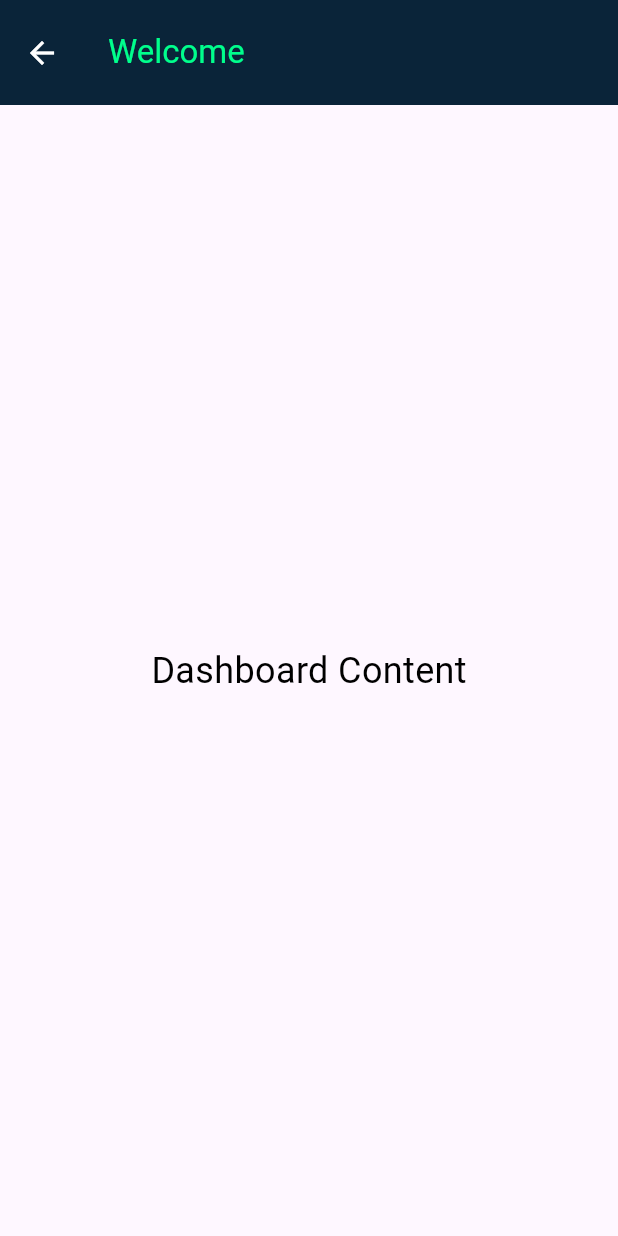
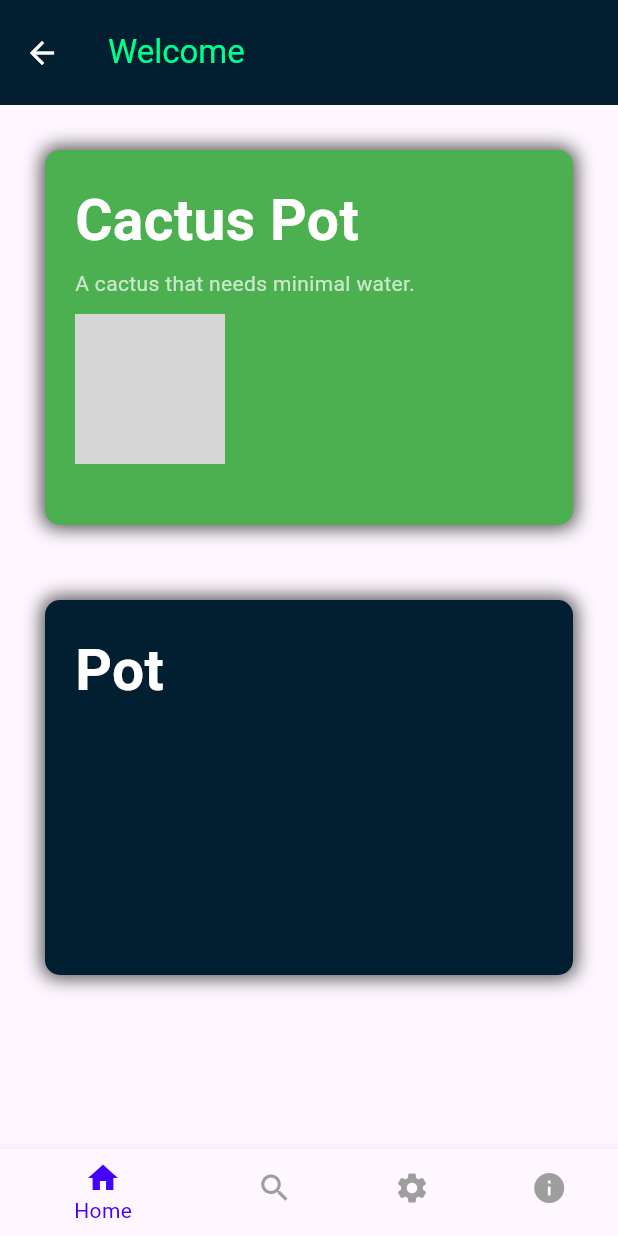
Before and after one commit to mr-amanu3l/SmartGreenHouse, a Flutter app: the screen it shows after launch, after a tap on "Get Started", on a phone screen of 412 x 824 dp. Run offline on Flutter 3.47's test engine with Material 3 defaults, Android fonts, the phone set to English and light mode, and no system bars; grey boxes are pictures that could not be loaded.

Commit message:
temp widget

```diff
--- a/greenhouse/lib/pages/Intro.dart
+++ b/greenhouse/lib/pages/Intro.dart
@@ -29,7 +29,7 @@ class Intro extends StatelessWidget {
               "SMART \nGREENHOUSE", // Your text
               style: TextStyle(
                 fontSize: 50, // Adjust the font size
-                color: Color(0xFF00FF8C), // Light text color
+                color: Color(0xFF1EFF00), // Light text color
                 fontWeight: FontWeight.bold,
 
               ),
@@ -67,7 +67,7 @@ class Intro extends StatelessWidget {
               child: const Text('Get Started'
                   , style: TextStyle(fontSize: 30, fontWeight: FontWeight.bold)),
               style: ElevatedButton.styleFrom(
-                backgroundColor: const Color(0xFF00FF8C), // Button background color
+                backgroundColor: const Color(0xFF1EFF00), // Button background color
                 foregroundColor: const Color.fromARGB(255, 10, 10, 10), // Button text color
                 padding: const EdgeInsets.symmetric(horizontal: 40, vertical: 15), // Padding
                 shape: RoundedRectangleBorder(
--- a/greenhouse/lib/pages/dashbord.dart
+++ b/greenhouse/lib/pages/dashbord.dart
@@ -1,7 +1,71 @@
 import 'package:flutter/material.dart';
+import 'package:greenhouse/widgets/pot.dart';
+import 'package:greenhouse/pages/potdetails.dart'; // Import the new page for navigation
 
-class Dashboard extends StatelessWidget {
+class Dashboard extends StatefulWidget {
   const Dashboard({super.key});
+
+  @override
+  _DashboardState createState() => _DashboardState();
+}
+
+class _DashboardState extends State<Dashboard> {
+  int _selectedIndex = 0;
+
+  // Function to handle tab changes
+  void _onItemTapped(int index) {
+    setState(() {
+      _selectedIndex = index;
+    });
+  }
+
+  // Body content for each tab (you can customize this)
+  Widget _getBodyContent() {
+    switch (_selectedIndex) {
+      case 0:
+        return Padding(
+          padding: const EdgeInsets.all(20.0), // Proper padding for the entire content
+          child: SingleChildScrollView(
+            child: Column(
+              children: [
+                GestureDetector(
+                  onTap: () {
+                    // Navigate to another page when tapped
+                    Navigator.push(
+                      context,
+                      MaterialPageRoute(
+                        builder: (context) => const PotDetails(), // Navigate to the new page
+                      ),
+                    );
+                  },
+                  child: const Pot(
+                    label: 'Cactus Pot',
+                    description: 'A cactus that needs minimal water.',
+                    imageAssetPath: './assets/green.jpg', // Image from assets
+                    color: Colors.green,
+                  ),
+                ),
+                const SizedBox(height: 30), // Adding space between Pot widgets
+                const Pot(), // Second Pot widget
+              ],
+            ),
+          ),
+        );
+      case 1:
+        return const Center(
+          child: Text(
+            'Manuals',
+            style: TextStyle(color: Color(0xFF00FF8C), fontSize: 24),
+          ),
+        ); // Corrected the column for manuals content
+      case 2:
+        return const Center(child: Text('Settings Tab Content'));
+      case 3:
+        return const Center(child: Text('About Us Tab Content'));
+      default:
+        return const Center(child: Text('Dashboard Content'));
+    }
+  }
 
   @override
   Widget build(BuildContext context) {
@@ -12,26 +76,42 @@ class Dashboard extends StatelessWidget {
           style: TextStyle(color: Color(0xFF00FF8C)),
         ),
         backgroundColor: const Color(0xFF011F31),
-        elevation: 4, // Use a lower value for a subtle shadow
-        automaticallyImplyLeading: true, // Disable back button
+        elevation: 0, // Setting elevation to 0 for a flatter look
+        automaticallyImplyLeading: true,
         toolbarHeight: 70,
         iconTheme: const IconThemeData(
-          color: Color.fromARGB(255, 255, 255, 255), // Set the icon color (white in this case)
+          color: Colors.white, // Set the icon color (white in this case)
         ),
       ),
-      body: const Center(
-        child: Padding(
-          padding: EdgeInsets.all(20.0),
-          child: Column(
-            mainAxisAlignment: MainAxisAlignment.center,
-            children: [
-              Text(
-                'Dashboard Content',
-                style: TextStyle(fontSize: 24, color: Colors.black),
-              ),
-            ],
+      body: _getBodyContent(), // Display the content based on the selected tab
+      bottomNavigationBar: BottomNavigationBar(
+        currentIndex: _selectedIndex,
+        onTap: _onItemTapped,
+        backgroundColor: const Color.fromARGB(255, 0, 117, 212), // Background color of the nav bar
+        selectedItemColor: const Color.fromARGB(255, 68, 0, 255), // Color of the selected tab
+        unselectedItemColor: Colors.grey, // Color of the unselected tabs
+        items: const <BottomNavigationBarItem>[
+          BottomNavigationBarItem(
+            icon: Icon(Icons.home),
+            label: 'Home',
+            tooltip: 'Home Tab', // Adding tooltip for accessibility
           ),
-        ),
+          BottomNavigationBarItem(
+            icon: Icon(Icons.search),
+            label: 'Manuals',
+            tooltip: 'Manual Tab', // Adding tooltip for accessibility
+          ),
+          BottomNavigationBarItem(
+            icon: Icon(Icons.settings),
+            label: 'Settings',
+            tooltip: 'Settings Tab', // Adding tooltip for accessibility
+          ),
+          BottomNavigationBarItem(
+            icon: Icon(Icons.info),
+            label: 'About Us',
+            tooltip: 'About Us Tab', // Adding tooltip for accessibility
+          ),
+        ],
       ),
     );
   }
--- /dev/null
+++ b/greenhouse/lib/widgets/pot.dart
@@ -0,0 +1,73 @@
+import 'package:flutter/material.dart';
+
+class Pot extends StatelessWidget {
+  final String label;
+  final String description;
+  final String imageAssetPath; // Path for image from assets
+  final Color color;
+  final double height;
+  final double width;
+
+  // Constructor for Pot with label, description, and image
+  const Pot({
+    super.key,
+    this.label = 'Pot',
+    this.description = '',
+    this.imageAssetPath = '', // Image from assets
+    this.color = const Color(0xFF011F31),
+    this.height= 250,
+    this.width = 500,
+  });
+
+  @override
+  Widget build(BuildContext context) {
+    return Container(
+      height: height,
+      width: width, // Customizable height
+      margin: const EdgeInsets.all(10),
+      decoration: BoxDecoration(
+        color: color, // Customizable background color
+        borderRadius: BorderRadius.circular(10),
+        boxShadow: [
+            BoxShadow(color: const Color.fromARGB(255, 0, 0, 0).withOpacity(0.7), blurRadius: 10, spreadRadius: 2)
+          ],
+      ),
+      child: Padding(
+        padding: const EdgeInsets.all(20.0), // Add padding inside the container
+        child: Column(
+          crossAxisAlignment: CrossAxisAlignment.start, // Align label to the left
+          children: [
+            // Label
+            Text(
+              label,
+              style: const TextStyle(
+                color: Colors.white,
+                fontWeight: FontWeight.bold, // Make label bold
+                fontSize: 38,
+              ),
+            ),
+            const SizedBox(height: 5), // Add space between label and description
+            // Description (Optional, shown only if it's not empty)
+            if (description.isNotEmpty)
+              Text(
+                description,
+                style: const TextStyle(
+                  color: Colors.white70,
+                  fontSize: 14,
+                ),
+              ),
+            const SizedBox(height: 10), // Add space between description and image
+            // Image from assets (Optional, shown only if imageAssetPath is not empty)
+            if (imageAssetPath.isNotEmpty)
+              Image.asset(
+                imageAssetPath,
+                height: 100,
+                width: 100,
+                fit: BoxFit.cover,
+              ),
+          ],
+        ),
+      ),
+    );
+  }
+}
```
Also changed, not shown: greenhouse/lib/pages/plant.dart (added, +10 -0 lines), greenhouse/lib/pages/potdetails.dart (added, +24 -0 lines), greenhouse/lib/widgets/temp.dart (added, +110 -0 lines), greenhouse/pubspec.yaml (+4 -3 lines), greenhouse/assets/green.jpg (renamed from greenhouse/assets/images/green.jpg).
